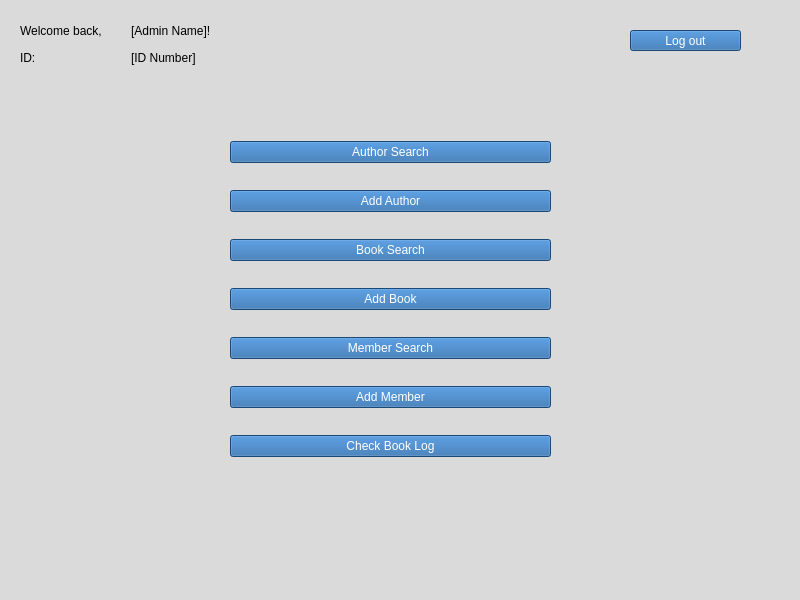
Qt form adminmenu.ui (apteryxxyz/cs106-a2-client) before a commit.
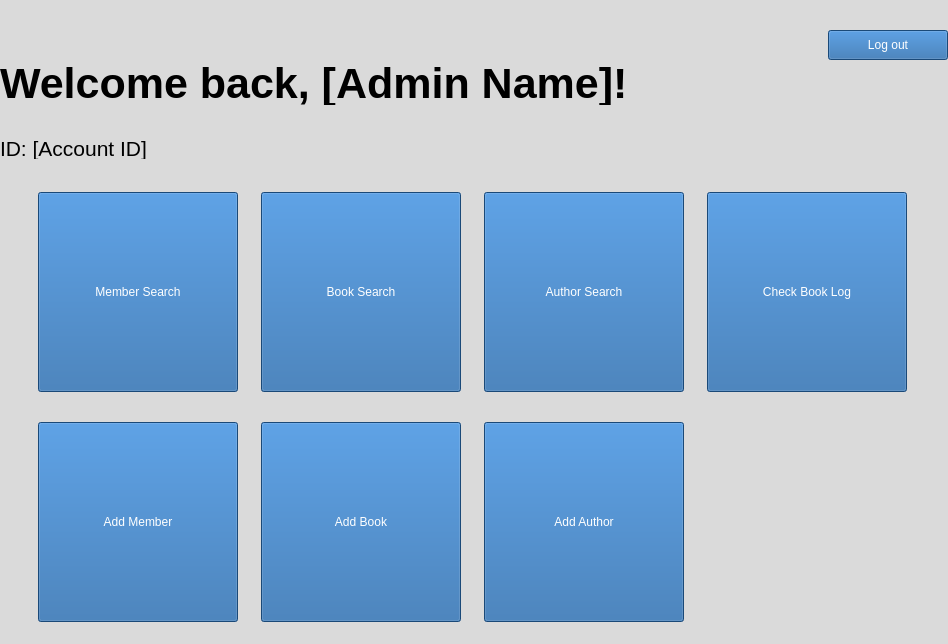
The same form after that commit.

Commit message: Main styling structure done -still needs colours corrected -responsiveness needs work

```diff
--- a/adminmenu.ui
+++ b/adminmenu.ui
@@ -6,8 +6,8 @@
    <rect>
     <x>0</x>
     <y>0</y>
-    <width>800</width>
-    <height>600</height>
+    <width>948</width>
+    <height>644</height>
    </rect>
   </property>
   <property name="windowTitle">
@@ -18,182 +18,620 @@
 </string>
   </property>
   <widget class="QWidget" name="centralwidget">
-   <widget class="QPushButton" name="pushButton_logout">
-    <property name="geometry">
-     <rect>
-      <x>630</x>
-      <y>30</y>
-      <width>111</width>
-      <height>21</height>
-     </rect>
+   <property name="palette">
+    <palette>
+     <active>
+      <colorrole role="Button">
+       <brush brushstyle="SolidPattern">
+        <color alpha="255">
+         <red>218</red>
+         <green>218</green>
+         <blue>218</blue>
+        </color>
+       </brush>
+      </colorrole>
+      <colorrole role="Base">
+       <brush brushstyle="SolidPattern">
+        <color alpha="255">
+         <red>218</red>
+         <green>218</green>
+         <blue>218</blue>
+        </color>
+       </brush>
+      </colorrole>
+      <colorrole role="Window">
+       <brush brushstyle="SolidPattern">
+        <color alpha="255">
+         <red>218</red>
+         <green>218</green>
+         <blue>218</blue>
+        </color>
+       </brush>
+      </colorrole>
+     </active>
+     <inactive>
+      <colorrole role="Button">
+       <brush brushstyle="SolidPattern">
+        <color alpha="255">
+         <red>218</red>
+         <green>218</green>
+         <blue>218</blue>
+        </color>
+       </brush>
+      </colorrole>
+      <colorrole role="Base">
+       <brush brushstyle="SolidPattern">
+        <color alpha="255">
+         <red>218</red>
+         <green>218</green>
+         <blue>218</blue>
+        </color>
+       </brush>
+      </colorrole>
+      <colorrole role="Window">
+       <brush brushstyle="SolidPattern">
+        <color alpha="255">
+         <red>218</red>
+         <green>218</green>
+         <blue>218</blue>
+        </color>
+       </brush>
+      </colorrole>
+     </inactive>
+     <disabled>
+      <colorrole role="Button">
+       <brush brushstyle="SolidPattern">
+        <color alpha="255">
+         <red>218</red>
+         <green>218</green>
+         <blue>218</blue>
+        </color>
+       </brush>
+      </colorrole>
+      <colorrole role="Base">
+       <brush brushstyle="SolidPattern">
+        <color alpha="255">
+         <red>218</red>
+         <green>218</green>
+         <blue>218</blue>
+        </color>
+       </brush>
+      </colorrole>
+      <colorrole role="Window">
+       <brush brushstyle="SolidPattern">
+        <color alpha="255">
+         <red>218</red>
+         <green>218</green>
+         <blue>218</blue>
+        </color>
+       </brush>
+      </colorrole>
+     </disabled>
+    </palette>
+   </property>
+   <layout class="QVBoxLayout" name="verticalLayout_2" stretch="0,1">
+    <property name="spacing">
+     <number>0</number>
     </property>
-    <property name="styleSheet">
-     <string notr="true">color: white;
-background-color: #2466A8;
-</string>
+    <property name="leftMargin">
+     <number>0</number>
     </property>
-    <property name="text">
-     <string>Log out</string>
+    <property name="topMargin">
+     <number>30</number>
     </property>
-   </widget>
-   <widget class="QWidget" name="layoutWidget">
-    <property name="geometry">
-     <rect>
-      <x>20</x>
-      <y>20</y>
-      <width>215</width>
-      <height>48</height>
-     </rect>
+    <property name="rightMargin">
+     <number>0</number>
     </property>
-    <layout class="QVBoxLayout" name="verticalLayout">
-     <item>
-      <layout class="QVBoxLayout" name="layoutWelcome">
-       <item>
-        <layout class="QHBoxLayout" name="horizontalLayout">
-         <item>
-          <widget class="QLabel" name="label_welcome">
-           <property name="styleSheet">
-            <string notr="true">color: 1B4D7E</string>
-           </property>
-           <property name="text">
-            <string>Welcome back,</string>
-           </property>
-          </widget>
-         </item>
-         <item>
-          <widget class="QLabel" name="label_name">
-           <property name="text">
-            <string>[Admin Name]!</string>
-           </property>
-          </widget>
-         </item>
-        </layout>
-       </item>
-      </layout>
-     </item>
-     <item>
-      <layout class="QHBoxLayout" name="layoutID">
-       <item>
-        <widget class="QLabel" name="label_id">
-         <property name="enabled">
-          <bool>true</bool>
-         </property>
-         <property name="text">
-          <string>ID: </string>
-         </property>
-        </widget>
-       </item>
-       <item>
-        <widget class="QLabel" name="label_idnum">
-         <property name="styleSheet">
-          <string notr="true">color: 1B4D7E</string>
-         </property>
-         <property name="text">
-          <string>[ID Number]</string>
-         </property>
-        </widget>
-       </item>
-      </layout>
-     </item>
-    </layout>
-   </widget>
-   <widget class="QWidget" name="layoutWidget">
-    <property name="geometry">
-     <rect>
-      <x>230</x>
-      <y>120</y>
-      <width>321</width>
-      <height>361</height>
-     </rect>
+    <property name="bottomMargin">
+     <number>0</number>
     </property>
-    <layout class="QVBoxLayout" name="verticalLayout_menu">
-     <item>
-      <widget class="QPushButton" name="pushButton_authorSearch">
-       <property name="styleSheet">
-        <string notr="true">color: white;
+    <item>
+     <layout class="QHBoxLayout" name="horizontalLayout" stretch="0,0">
+      <property name="spacing">
+       <number>0</number>
+      </property>
+      <item>
+       <layout class="QHBoxLayout" name="horizontalLayout_2">
+        <item>
+         <layout class="QVBoxLayout" name="verticalLayout">
+          <property name="spacing">
+           <number>0</number>
+          </property>
+          <item>
+           <widget class="QLabel" name="label_welcome">
+            <property name="sizePolicy">
+             <sizepolicy hsizetype="Maximum" vsizetype="Maximum">
+              <horstretch>0</horstretch>
+              <verstretch>0</verstretch>
+             </sizepolicy>
+            </property>
+            <property name="minimumSize">
+             <size>
+              <width>0</width>
+              <height>0</height>
+             </size>
+            </property>
+            <property name="maximumSize">
+             <size>
+              <width>640</width>
+              <height>43</height>
+             </size>
+            </property>
+            <property name="font">
+             <font>
+              <pointsize>32</pointsize>
+              <bold>true</bold>
+             </font>
+            </property>
+            <property name="styleSheet">
+             <string notr="true">color: 1B4D7E</string>
+            </property>
+            <property name="text">
+             <string>Welcome back, [Admin Name]!</string>
+            </property>
+           </widget>
+          </item>
+          <item>
+           <widget class="QLabel" name="label_id">
+            <property name="enabled">
+             <bool>true</bool>
+            </property>
+            <property name="sizePolicy">
+             <sizepolicy hsizetype="Preferred" vsizetype="Maximum">
+              <horstretch>0</horstretch>
+              <verstretch>0</verstretch>
+             </sizepolicy>
+            </property>
+            <property name="maximumSize">
+             <size>
+              <width>155</width>
+              <height>22</height>
+             </size>
+            </property>
+            <property name="palette">
+             <palette>
+              <active>
+               <colorrole role="Button">
+                <brush brushstyle="SolidPattern">
+                 <color alpha="255">
+                  <red>218</red>
+                  <green>218</green>
+                  <blue>218</blue>
+                 </color>
+                </brush>
+               </colorrole>
+               <colorrole role="Base">
+                <brush brushstyle="SolidPattern">
+                 <color alpha="255">
+                  <red>218</red>
+                  <green>218</green>
+                  <blue>218</blue>
+                 </color>
+                </brush>
+               </colorrole>
+               <colorrole role="Window">
+                <brush brushstyle="SolidPattern">
+                 <color alpha="255">
+                  <red>218</red>
+                  <green>218</green>
+                  <blue>218</blue>
+                 </color>
+                </brush>
+               </colorrole>
+              </active>
+              <inactive>
+               <colorrole role="Button">
+                <brush brushstyle="SolidPattern">
+                 <color alpha="255">
+                  <red>218</red>
+                  <green>218</green>
+                  <blue>218</blue>
+                 </color>
+                </brush>
+               </colorrole>
+               <colorrole role="Base">
+                <brush brushstyle="SolidPattern">
+                 <color alpha="255">
+                  <red>218</red>
+                  <green>218</green>
+                  <blue>218</blue>
+                 </color>
+                </brush>
+               </colorrole>
+               <colorrole role="Window">
+                <brush brushstyle="SolidPattern">
+                 <color alpha="255">
+                  <red>218</red>
+                  <green>218</green>
+                  <blue>218</blue>
+                 </color>
+                </brush>
+               </colorrole>
+              </inactive>
+              <disabled>
+               <colorrole role="Button">
+                <brush brushstyle="SolidPattern">
+                 <color alpha="255">
+                  <red>218</red>
+                  <green>218</green>
+                  <blue>218</blue>
+                 </color>
+                </brush>
+               </colorrole>
+               <colorrole role="Base">
+                <brush brushstyle="SolidPattern">
+                 <color alpha="255">
+                  <red>218</red>
+                  <green>218</green>
+                  <blue>218</blue>
+                 </color>
+                </brush>
+               </colorrole>
+               <colorrole role="Window">
+                <brush brushstyle="SolidPattern">
+                 <color alpha="255">
+                  <red>218</red>
+                  <green>218</green>
+                  <blue>218</blue>
+                 </color>
+                </brush>
+               </colorrole>
+              </disabled>
+             </palette>
+            </property>
+            <property name="font">
+             <font>
+              <pointsize>16</pointsize>
+             </font>
+            </property>
+            <property name="text">
+             <string>ID: [Account ID]</string>
+            </property>
+           </widget>
+          </item>
+         </layout>
+        </item>
+        <item>
+         <spacer name="horizontalSpacer">
+          <property name="orientation">
+           <enum>Qt::Horizontal</enum>
+          </property>
+          <property name="sizeHint" stdset="0">
+           <size>
+            <width>40</width>
+            <height>20</height>
+           </size>
+          </property>
+         </spacer>
+        </item>
+       </layout>
+      </item>
+      <item>
+       <layout class="QVBoxLayout" name="verticalLayout_3">
+        <item>
+         <widget class="QPushButton" name="pushButton_logout">
+          <property name="sizePolicy">
+           <sizepolicy hsizetype="Maximum" vsizetype="Maximum">
+            <horstretch>0</horstretch>
+            <verstretch>0</verstretch>
+           </sizepolicy>
+          </property>
+          <property name="minimumSize">
+           <size>
+            <width>120</width>
+            <height>30</height>
+           </size>
+          </property>
+          <property name="maximumSize">
+           <size>
+            <width>135</width>
+            <height>35</height>
+           </size>
+          </property>
+          <property name="styleSheet">
+           <string notr="true">color: white;
 background-color: #2466A8;
 
 </string>
-       </property>
-       <property name="text">
-        <string>Author Search</string>
-       </property>
-      </widget>
-     </item>
-     <item>
-      <widget class="QPushButton" name="pushButton_authorAdd">
-       <property name="styleSheet">
-        <string notr="true">color: white;
+          </property>
+          <property name="text">
+           <string>Log out</string>
+          </property>
+         </widget>
+        </item>
+        <item>
+         <spacer name="verticalSpacer">
+          <property name="orientation">
+           <enum>Qt::Vertical</enum>
+          </property>
+          <property name="sizeHint" stdset="0">
+           <size>
+            <width>20</width>
+            <height>30</height>
+           </size>
+          </property>
+         </spacer>
+        </item>
+       </layout>
+      </item>
+     </layout>
+    </item>
+    <item>
+     <layout class="QGridLayout" name="gridLayout">
+      <property name="leftMargin">
+       <number>30</number>
+      </property>
+      <property name="topMargin">
+       <number>0</number>
+      </property>
+      <property name="rightMargin">
+       <number>30</number>
+      </property>
+      <property name="bottomMargin">
+       <number>0</number>
+      </property>
+      <property name="horizontalSpacing">
+       <number>15</number>
+      </property>
+      <property name="verticalSpacing">
+       <number>30</number>
+      </property>
+      <item row="6" column="2">
+       <widget class="QPushButton" name="pushButton_authorSearch">
+        <property name="sizePolicy">
+         <sizepolicy hsizetype="Minimum" vsizetype="Minimum">
+          <horstretch>0</horstretch>
+          <verstretch>0</verstretch>
+         </sizepolicy>
+        </property>
+        <property name="minimumSize">
+         <size>
+          <width>50</width>
+          <height>50</height>
+         </size>
+        </property>
+        <property name="maximumSize">
+         <size>
+          <width>200</width>
+          <height>200</height>
+         </size>
+        </property>
+        <property name="sizeIncrement">
+         <size>
+          <width>0</width>
+          <height>0</height>
+         </size>
+        </property>
+        <property name="styleSheet">
+         <string notr="true">color: white;
 background-color: #2466A8;
 </string>
-       </property>
-       <property name="text">
-        <string>Add Author</string>
-       </property>
-      </widget>
-     </item>
-     <item>
-      <widget class="QPushButton" name="pushButton_bookSearch">
-       <property name="styleSheet">
-        <string notr="true">color: white;
+        </property>
+        <property name="text">
+         <string>Author Search</string>
+        </property>
+       </widget>
+      </item>
+      <item row="6" column="0">
+       <widget class="QPushButton" name="pushButton_memberSearch">
+        <property name="sizePolicy">
+         <sizepolicy hsizetype="Minimum" vsizetype="Minimum">
+          <horstretch>0</horstretch>
+          <verstretch>0</verstretch>
+         </sizepolicy>
+        </property>
+        <property name="minimumSize">
+         <size>
+          <width>50</width>
+          <height>50</height>
+         </size>
+        </property>
+        <property name="maximumSize">
+         <size>
+          <width>200</width>
+          <height>200</height>
+         </size>
+        </property>
+        <property name="sizeIncrement">
+         <size>
+          <width>0</width>
+          <height>0</height>
+         </size>
+        </property>
+        <property name="styleSheet">
+         <string notr="true">color: white;
 background-color: #2466A8;
 
 </string>
-       </property>
-       <property name="text">
-        <string>Book Search</string>
-       </property>
-      </widget>
-     </item>
-     <item>
-      <widget class="QPushButton" name="pushButton_bookAdd">
-       <property name="styleSheet">
-        <string notr="true">color: white;
+        </property>
+        <property name="text">
+         <string>Member Search</string>
+        </property>
+       </widget>
+      </item>
+      <item row="7" column="0">
+       <widget class="QPushButton" name="pushButton_memberAdd">
+        <property name="sizePolicy">
+         <sizepolicy hsizetype="Minimum" vsizetype="Minimum">
+          <horstretch>0</horstretch>
+          <verstretch>0</verstretch>
+         </sizepolicy>
+        </property>
+        <property name="minimumSize">
+         <size>
+          <width>50</width>
+          <height>50</height>
+         </size>
+        </property>
+        <property name="maximumSize">
+         <size>
+          <width>200</width>
+          <height>200</height>
+         </size>
+        </property>
+        <property name="sizeIncrement">
+         <size>
+          <width>0</width>
+          <height>0</height>
+         </size>
+        </property>
+        <property name="styleSheet">
+         <string notr="true">color: white;
 background-color: #2466A8;
 </string>
-       </property>
-       <property name="text">
-        <string>Add Book</string>
-       </property>
-      </widget>
-     </item>
-     <item>
-      <widget class="QPushButton" name="pushButton_memberSearch">
-       <property name="styleSheet">
-        <string notr="true">color: white;
-background-color: #2466A8;</string>
-       </property>
-       <property name="text">
-        <string>Member Search</string>
-       </property>
-      </widget>
-     </item>
-     <item>
-      <widget class="QPushButton" name="pushButton_memberAdd">
-       <property name="styleSheet">
-        <string notr="true">color: white;
+        </property>
+        <property name="text">
+         <string>Add Member</string>
+        </property>
+       </widget>
+      </item>
+      <item row="7" column="2">
+       <widget class="QPushButton" name="pushButton_authorAdd">
+        <property name="sizePolicy">
+         <sizepolicy hsizetype="Minimum" vsizetype="Minimum">
+          <horstretch>0</horstretch>
+          <verstretch>0</verstretch>
+         </sizepolicy>
+        </property>
+        <property name="minimumSize">
+         <size>
+          <width>50</width>
+          <height>50</height>
+         </size>
+        </property>
+        <property name="maximumSize">
+         <size>
+          <width>200</width>
+          <height>200</height>
+         </size>
+        </property>
+        <property name="sizeIncrement">
+         <size>
+          <width>0</width>
+          <height>0</height>
+         </size>
+        </property>
+        <property name="styleSheet">
+         <string notr="true">color: white;
 background-color: #2466A8;
 </string>
-       </property>
-       <property name="text">
-        <string>Add Member</string>
-       </property>
-      </widget>
-     </item>
-     <item>
-      <widget class="QPushButton" name="pushButton_bookLog">
-       <property name="styleSheet">
-        <string notr="true">color: white;
+        </property>
+        <property name="text">
+         <string>Add Author</string>
+        </property>
+       </widget>
+      </item>
+      <item row="6" column="1">
+       <widget class="QPushButton" name="pushButton_bookSearch">
+        <property name="sizePolicy">
+         <sizepolicy hsizetype="Minimum" vsizetype="Minimum">
+          <horstretch>0</horstretch>
+          <verstretch>0</verstretch>
+         </sizepolicy>
+        </property>
+        <property name="minimumSize">
+         <size>
+          <width>50</width>
+          <height>50</height>
+         </size>
+        </property>
+        <property name="maximumSize">
+         <size>
+          <width>200</width>
+          <height>200</height>
+         </size>
+        </property>
+        <property name="sizeIncrement">
+         <size>
+          <width>0</width>
+          <height>0</height>
+         </size>
+        </property>
+        <property name="styleSheet">
+         <string notr="true">color: white;
 background-color: #2466A8;
 </string>
-       </property>
-       <property name="text">
-        <string>Check Book Log</string>
-       </property>
-      </widget>
-     </item>
-    </layout>
-   </widget>
+        </property>
+        <property name="text">
+         <string>Book Search</string>
+        </property>
+       </widget>
+      </item>
+      <item row="7" column="1">
+       <widget class="QPushButton" name="pushButton_bookAdd">
+        <property name="sizePolicy">
+         <sizepolicy hsizetype="Minimum" vsizetype="Minimum">
+          <horstretch>0</horstretch>
+          <verstretch>0</verstretch>
+         </sizepolicy>
+        </property>
+        <property name="minimumSize">
+         <size>
+          <width>50</width>
+          <height>50</height>
+         </size>
+        </property>
+        <property name="maximumSize">
+         <size>
+          <width>200</width>
+          <height>200</height>
+         </size>
+        </property>
+        <property name="sizeIncrement">
+         <size>
+          <width>0</width>
+          <height>0</height>
+         </size>
+        </property>
+        <property name="styleSheet">
+         <string notr="true">color: white;
+background-color: #2466A8;
+</string>
+        </property>
+        <property name="text">
+         <string>Add Book</string>
+        </property>
+       </widget>
+      </item>
+      <item row="6" column="4">
+       <widget class="QPushButton" name="pushButton_bookLog">
+        <property name="sizePolicy">
+         <sizepolicy hsizetype="Minimum" vsizetype="Minimum">
+          <horstretch>0</horstretch>
+          <verstretch>0</verstretch>
+         </sizepolicy>
+        </property>
+        <property name="minimumSize">
+         <size>
+          <width>50</width>
+          <height>50</height>
+         </size>
+        </property>
+        <property name="maximumSize">
+         <size>
+          <width>200</width>
+          <height>200</height>
+         </size>
+        </property>
+        <property name="sizeIncrement">
+         <size>
+          <width>0</width>
+          <height>0</height>
+         </size>
+        </property>
+        <property name="styleSheet">
+         <string notr="true">color: white;
+background-color: #2466A8;
+</string>
+        </property>
+        <property name="text">
+         <string>Check Book Log</string>
+        </property>
+       </widget>
+      </item>
+     </layout>
+    </item>
+   </layout>
   </widget>
   <widget class="QMenuBar" name="menubar">
    <property name="geometry">
```
Left out of the diff: 4 changed lines with no effect on the pictures.
